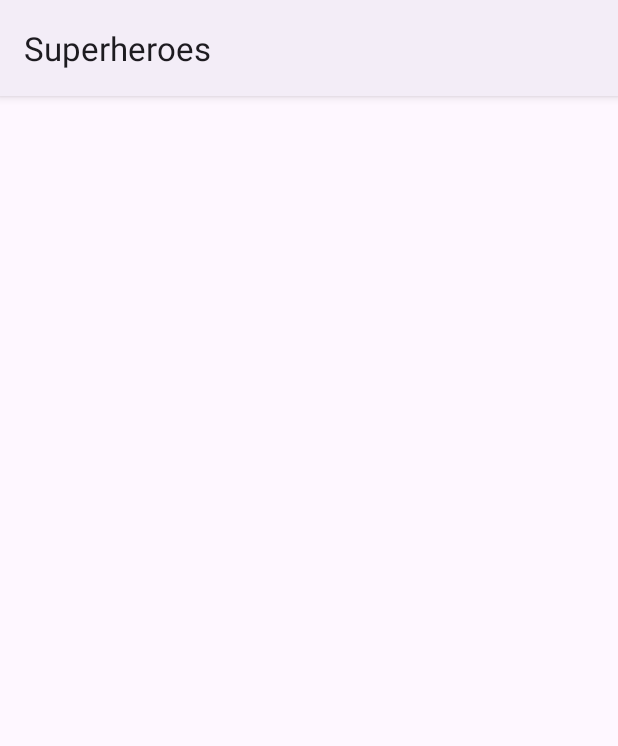
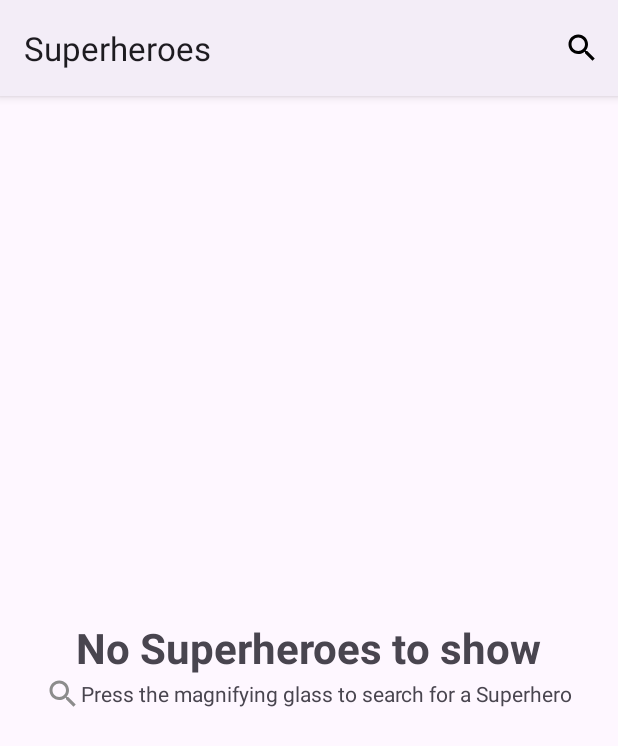
Before and after one commit to raulfl1982ndrd/SuperheroesApp, an Android app: the screen it shows after launch (MainActivity), on a phone screen of 412 x 824 dp. Shown: the top 746 px of the screen. Run offline under Robolectric (Android 15) with nearby library versions, the phone set to English and light mode, and no system bars; our stand-ins replace Picasso; pictures from the network do not load.

Commit message:
Se implementa el Search con el menu en el en el action bar

```diff
--- a/app/src/main/AndroidManifest.xml
+++ b/app/src/main/AndroidManifest.xml
@@ -2,7 +2,7 @@
 <manifest xmlns:android="http://schemas.android.com/apk/res/android"
     xmlns:tools="http://schemas.android.com/tools">
 
-    <uses-permission android:name="android.permission.INTERNET"/>
+    <uses-permission android:name="android.permission.INTERNET" />
 
     <application
         android:allowBackup="true"
@@ -15,6 +15,9 @@
         android:theme="@style/Theme.SuperheroesApp"
         tools:targetApi="31">
         <activity
+            android:name=".activities.DetailActivity"
+            android:exported="false" />
+        <activity
             android:name=".activities.MainActivity"
             android:exported="true">
             <intent-filter>
--- a/app/src/main/java/com/example/superheroesapp/activities/MainActivity.kt
+++ b/app/src/main/java/com/example/superheroesapp/activities/MainActivity.kt
@@ -1,11 +1,17 @@
 package com.example.superheroesapp.activities
+import android.content.Intent
 import android.os.Bundle
 import android.util.Log
+import android.view.Menu
+import android.view.MenuItem
+import android.view.View
 import androidx.appcompat.app.AppCompatActivity
+import androidx.appcompat.widget.SearchView
 import androidx.recyclerview.widget.GridLayoutManager
 import com.example.superheroesapp.R
 import com.example.superheroesapp.adapters.SuperheroAdapter
 import com.example.superheroesapp.data.SuperheroApiService
+import com.example.superheroesapp.data.SuperheroResponse
 import com.example.superheroesapp.databinding.ActivityMainBinding
 import kotlinx.coroutines.CoroutineScope
 import kotlinx.coroutines.Dispatchers
@@ -17,24 +23,64 @@ import retrofit2.converter.gson.GsonConverterFactory
 class MainActivity : AppCompatActivity() {
     lateinit var binding: ActivityMainBinding
     lateinit var adapter: SuperheroAdapter
+
     override fun onCreate(savedInstanceState: Bundle?) {
+
         super.onCreate(savedInstanceState)
         binding = ActivityMainBinding.inflate(layoutInflater)
         setContentView(binding.root)
-        adapter = SuperheroAdapter()
+        adapter = SuperheroAdapter ()
+
         binding.recyclerView.adapter = adapter
         binding.recyclerView.layoutManager = GridLayoutManager(this, 2)
+        /*binding.searchButton.setOnClickListener {
+            val searchText = binding.searchEditText.text.toString()
+            searchSuperheroes(searchText)
+        }*/
+        //searchByName("a")
+        binding.progress.visibility = View.GONE
+        binding.recyclerView.visibility = View.GONE
+        binding.emptyPlaceholder.visibility = View.VISIBLE
+    }
+    override fun onCreateOptionsMenu(menu: Menu?): Boolean {
+        // Inflate the menu; this adds items to the action bar if it is present.
+        menuInflater.inflate(R.menu.main_menu, menu)
 
-        searchByName("a")
+        initSearchView(menu?.findItem(R.id.menu_search))
+
+        return true
+    }
+
+    private fun initSearchView(searchItem: MenuItem?) {
+        if (searchItem != null) {
+            var searchView = searchItem.actionView as SearchView
+
+            searchView.setOnQueryTextListener(object : SearchView.OnQueryTextListener {
+                override fun onQueryTextSubmit(query: String?): Boolean {
+                    //searchSuperheroes(query!!)
+                    searchByName(query!!)
+                    searchView.clearFocus()
+                    return true
+                }
+
+                override fun onQueryTextChange(query: String?): Boolean {
+                    return false
+                }
+            })
+        }
     }
 
     private fun searchByName(query: String){
+        binding.progress.visibility = View.VISIBLE
         // Llamada en segundo plano
         CoroutineScope(Dispatchers.IO).launch {
             try {
                 val apiService = getRetrofit().create(SuperheroApiService::class.java)
                 val result = apiService.findSuperheroesByName(query)
                 runOnUiThread {
+                    binding.progress.visibility = View.GONE
+                    binding.recyclerView.visibility = View.VISIBLE
+                    binding.emptyPlaceholder.visibility = View.GONE
                     adapter.updateData(result.results)
                 }
                 //Log.i("HTTP", "${result.results}")
--- /dev/null
+++ b/app/src/main/res/layout/activity_detail.xml
@@ -0,0 +1,10 @@
+<?xml version="1.0" encoding="utf-8"?>
+<androidx.constraintlayout.widget.ConstraintLayout xmlns:android="http://schemas.android.com/apk/res/android"
+    xmlns:app="http://schemas.android.com/apk/res-auto"
+    xmlns:tools="http://schemas.android.com/tools"
+    android:id="@+id/main"
+    android:layout_width="match_parent"
+    android:layout_height="match_parent"
+    tools:context=".activities.DetailActivity">
+
+</androidx.constraintlayout.widget.ConstraintLayout>
--- a/app/src/main/res/layout/activity_main.xml
+++ b/app/src/main/res/layout/activity_main.xml
@@ -1,5 +1,5 @@
 <?xml version="1.0" encoding="utf-8"?>
-<LinearLayout xmlns:android="http://schemas.android.com/apk/res/android"
+<FrameLayout xmlns:android="http://schemas.android.com/apk/res/android"
     xmlns:app="http://schemas.android.com/apk/res-auto"
     xmlns:tools="http://schemas.android.com/tools"
     android:layout_width="match_parent"
@@ -9,6 +9,53 @@
     <androidx.recyclerview.widget.RecyclerView
         android:id="@+id/recyclerView"
         android:layout_width="match_parent"
-        android:layout_height="match_parent"/>
+        android:layout_height="match_parent"
+        android:visibility="gone"/>
 
-</LinearLayout>
+    <LinearLayout
+        android:id="@+id/emptyPlaceholder"
+        android:layout_width="match_parent"
+        android:layout_height="match_parent"
+        android:orientation="vertical"
+        android:gravity="center">
+
+        <TextView
+            android:layout_width="wrap_content"
+            android:layout_height="wrap_content"
+            android:text="@string/empty_superheroes_title"
+            android:textSize="28sp"
+            android:textStyle="bold"/>
+
+        <LinearLayout
+            android:layout_width="match_parent"
+            android:layout_height="wrap_content"
+            android:orientation="horizontal"
+            android:gravity="center">
+
+            <ImageView
+                android:layout_width="wrap_content"
+                android:layout_height="wrap_content"
+                android:src="@drawable/ic_search"
+                app:tint="@color/grey" />
+
+            <TextView
+                android:layout_width="wrap_content"
+                android:layout_height="wrap_content"
+                android:text="@string/empty_superheroes_advice"/>
+        </LinearLayout>
+
+    </LinearLayout>
+
+    <FrameLayout
+        android:id="@+id/progress"
+        android:layout_width="match_parent"
+        android:layout_height="match_parent"
+        android:background="@color/card_title_background">
+        <ProgressBar
+            android:layout_width="64dp"
+            android:layout_height="64dp"
+            android:layout_gravity="center"
+            />
+    </FrameLayout>
+
+</FrameLayout>
```
